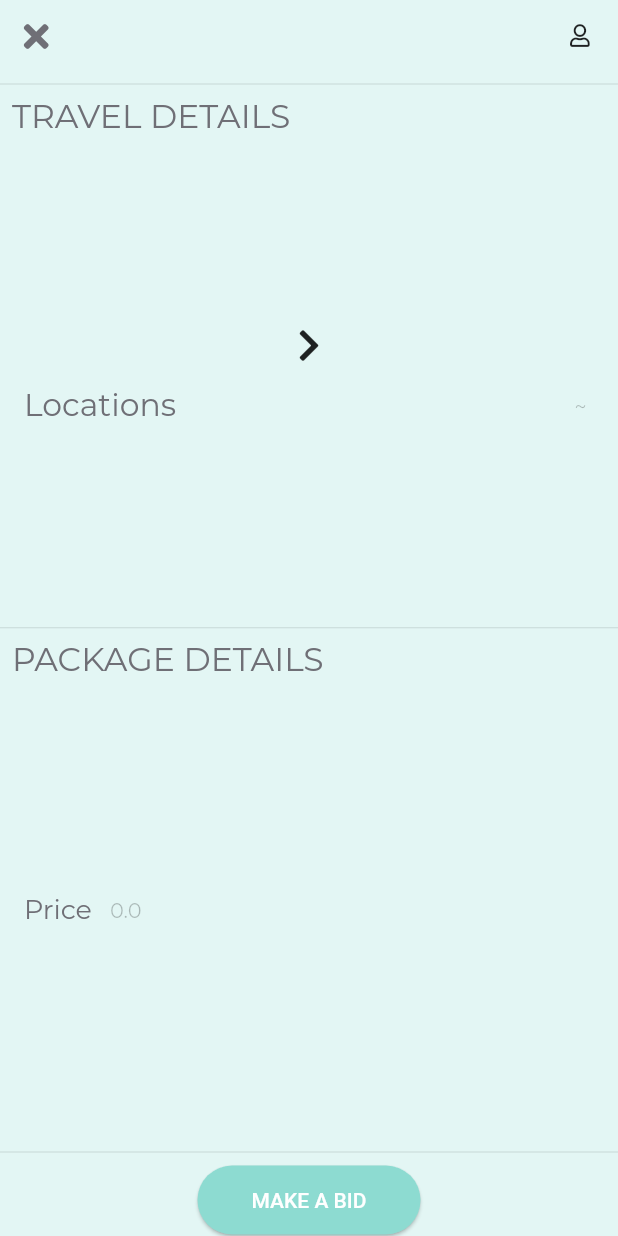
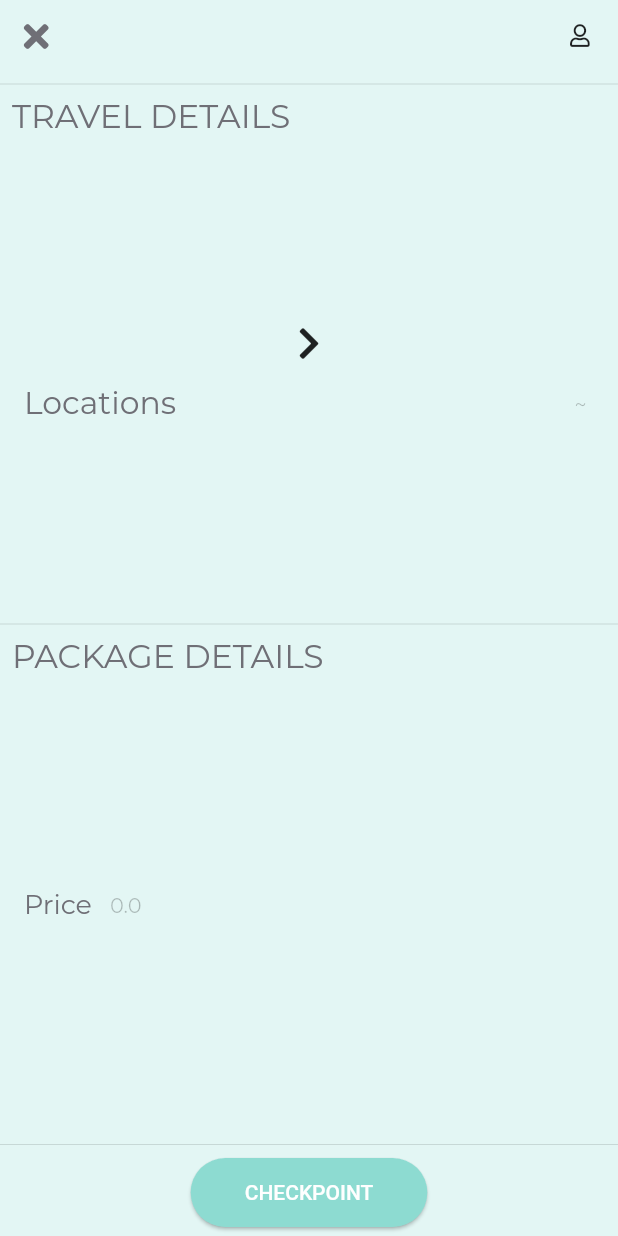
Before and after one commit to mevlanaayas/swingo-mobile, a Flutter app: the MatchDetailScreen screen opened directly with empty values, on a phone screen of 412 x 824 dp. Run offline on Flutter 3.47's test engine with Material 2 defaults, Android fonts, the phone set to English and light mode, and no system bars; our stand-ins replace dio, flare_flutter, font_awesome_flutter.

Commit message:
start: implementing checkpoints

```diff
--- a/lib/src/pages/pages.dart
+++ b/lib/src/pages/pages.dart
@@ -10,3 +10,4 @@ export 'package:swingo/src/pages/profile/bids.dart';
 export 'package:swingo/src/pages/order_details.dart';
 export 'package:swingo/src/pages/create_orders.dart';
 export 'package:swingo/src/pages/order_list.dart';
+export 'package:swingo/src/pages/checkpoint/checkpoint.dart';
--- a/lib/src/pages/profile/match_details.dart
+++ b/lib/src/pages/profile/match_details.dart
@@ -2,8 +2,11 @@ import 'package:flutter/material.dart';
 import 'package:font_awesome_flutter/font_awesome_flutter.dart';
 import 'package:swingo/src/components/components.dart';
 import 'package:swingo/src/models/models.dart';
+import 'package:swingo/src/pages/pages.dart';
+import 'package:swingo/src/pages/profile/base.dart';
 import 'package:swingo/src/theme/style.dart';
 import 'package:swingo/src/utils/formatters.dart';
+import 'package:swingo/src/utils/sliders.dart';
 
 class MatchDetailScreen extends StatelessWidget {
   final SwMatch item;
@@ -151,7 +154,7 @@ class MatchDetailScreen extends StatelessWidget {
         child: Padding(
           padding: EdgeInsets.only(
             top: MediaQuery.of(context).padding.top,
-            bottom: MediaQuery.of(context).padding.bottom,
+            bottom: MediaQuery.of(context).padding.bottom + 5,
           ),
           child: Column(
             mainAxisAlignment: MainAxisAlignment.spaceBetween,
@@ -262,9 +265,12 @@ class MatchDetailScreen extends StatelessWidget {
                       mainAxisAlignment: MainAxisAlignment.center,
                       children: <Widget>[
                         SwButton(
-                          text: 'MAKE A BID',
+                          text: 'CHECKPOINT',
                           onPressed: () {
-                            print(item.id);
+                            Navigator.push(
+                              context,
+                              SlideLeftRoute(page: BaseProfile(child: CheckpointScreen(), type: "Complete tasks",)),
+                            );
                           },
                         ),
                       ],
--- a/lib/src/utils/sliders.dart
+++ b/lib/src/utils/sliders.dart
@@ -54,3 +54,29 @@ class SlideRightRoute extends PageRouteBuilder {
               ),
         );
 }
+
+class SlideLeftRoute extends PageRouteBuilder {
+  final Widget page;
+  SlideLeftRoute({this.page})
+      : super(
+    pageBuilder: (
+        BuildContext context,
+        Animation<double> animation,
+        Animation<double> secondaryAnimation,
+        ) =>
+    page,
+    transitionsBuilder: (
+        BuildContext context,
+        Animation<double> animation,
+        Animation<double> secondaryAnimation,
+        Widget child,
+        ) =>
+        SlideTransition(
+          position: Tween<Offset>(
+            begin: const Offset(1, 0),
+            end: Offset.zero,
+          ).animate(animation),
+          child: child,
+        ),
+  );
+}
```
Also changed, not shown: pubspec.lock.
